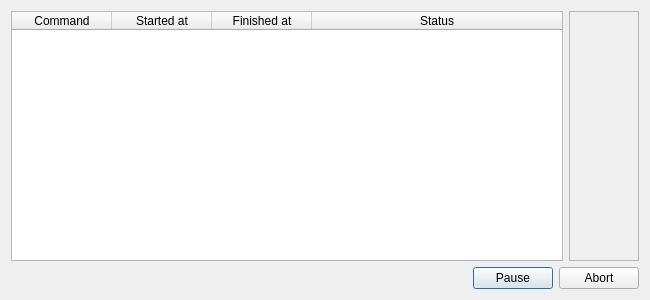
This is gui/commandsrundialog.ui in jrueb/Burn-InSetupControlSoftware as Qt 5 draws it before an edit. The edited form follows.
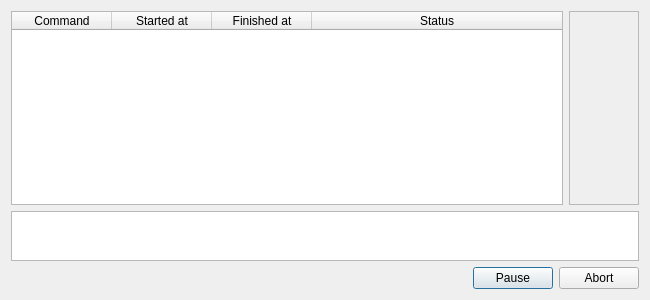
This is the edited form.

Commit message: Add a log view to the CommandsRunDialog

The edit to the form file:
```diff
--- a/gui/commandsrundialog.ui
+++ b/gui/commandsrundialog.ui
@@ -120,6 +120,25 @@
      </item>
     </layout>
    </item>
+   <item>
+    <widget class="QPlainTextEdit" name="log_view">
+     <property name="sizePolicy">
+      <sizepolicy hsizetype="Expanding" vsizetype="Maximum">
+       <horstretch>0</horstretch>
+       <verstretch>0</verstretch>
+      </sizepolicy>
+     </property>
+     <property name="maximumSize">
+      <size>
+       <width>16777215</width>
+       <height>50</height>
+      </size>
+     </property>
+     <property name="readOnly">
+      <bool>true</bool>
+     </property>
+    </widget>
+   </item>
    <item>
     <layout class="QHBoxLayout" name="horizontalLayout">
      <item>
```
The commit also changes 1 other file.
